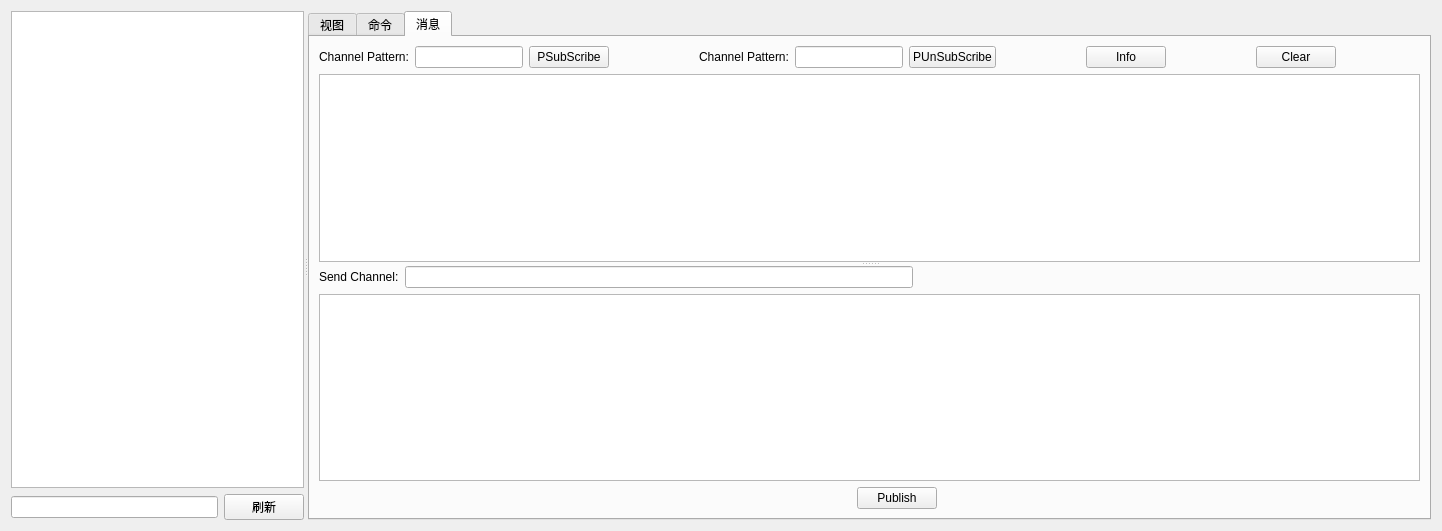
Above: src/RedisView/AppView/mainwidget.ui from cc20110101/RedisView before the change. Below: the same form after it.
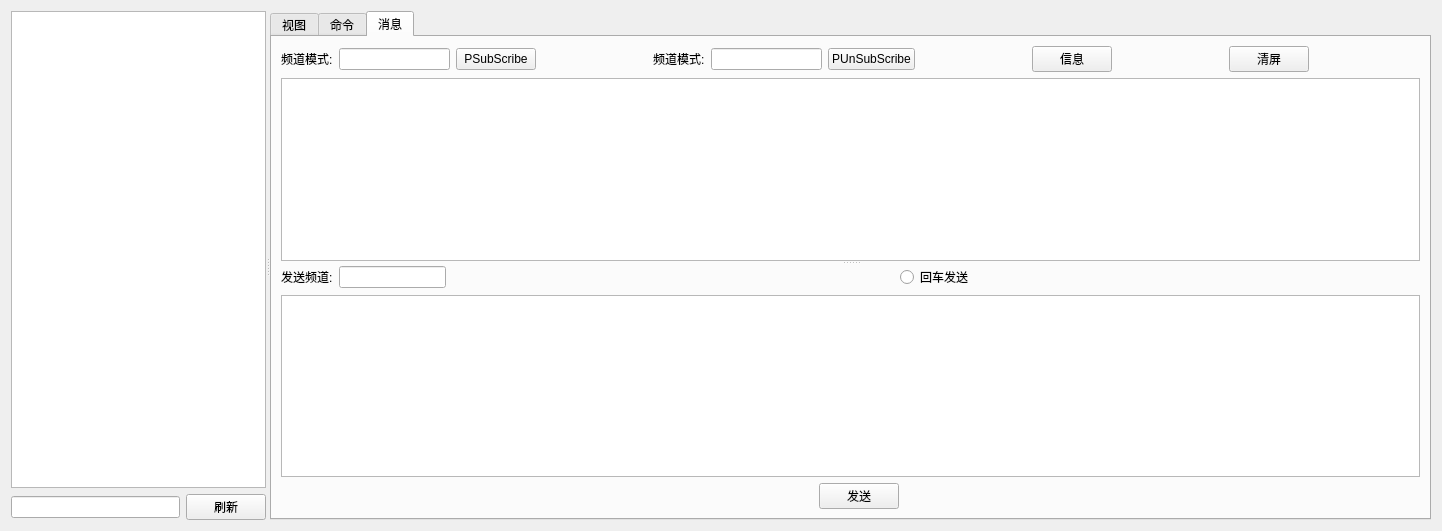
That is the form after the change. The open tabs and pages were chosen to show the change.

Diff of the .ui file:
```diff
--- a/src/RedisView/AppView/mainwidget.ui
+++ b/src/RedisView/AppView/mainwidget.ui
@@ -275,7 +275,7 @@
               <item>
                <widget class="QLabel" name="_subPatternLabel">
                 <property name="text">
-                 <string>Channel Pattern:</string>
+                 <string>频道模式:</string>
                 </property>
                </widget>
               </item>
@@ -305,7 +305,7 @@
               <item>
                <widget class="QLabel" name="_unsubPatternLabel">
                 <property name="text">
-                 <string>Channel Pattern:</string>
+                 <string>频道模式:</string>
                 </property>
                </widget>
               </item>
@@ -335,7 +335,7 @@
               <item>
                <widget class="QPushButton" name="_msgInfoButton">
                 <property name="text">
-                 <string>Info</string>
+                 <string>信息</string>
                 </property>
                </widget>
               </item>
@@ -355,7 +355,7 @@
               <item>
                <widget class="QPushButton" name="_msgClearButton">
                 <property name="text">
-                 <string>Clear</string>
+                 <string>清屏</string>
                 </property>
                </widget>
               </item>
@@ -386,7 +386,7 @@
               <item>
                <widget class="QLabel" name="_channelLabel">
                 <property name="text">
-                 <string>Send Channel:</string>
+                 <string>发送频道:</string>
                 </property>
                </widget>
               </item>
@@ -394,7 +394,27 @@
                <widget class="QLineEdit" name="_channelLineEdit"/>
               </item>
               <item>
-               <spacer name="_channelHorizontalSpacer">
+               <spacer name="_channelHorizontalSpacer2">
+                <property name="orientation">
+                 <enum>Qt::Horizontal</enum>
+                </property>
+                <property name="sizeHint" stdset="0">
+                 <size>
+                  <width>448</width>
+                  <height>20</height>
+                 </size>
+                </property>
+               </spacer>
+              </item>
+              <item>
+               <widget class="QRadioButton" name="_enterRadioButton">
+                <property name="text">
+                 <string>回车发送</string>
+                </property>
+               </widget>
+              </item>
+              <item>
+               <spacer name="_channelHorizontalSpacer1">
                 <property name="orientation">
                  <enum>Qt::Horizontal</enum>
                 </property>
@@ -428,7 +448,7 @@
                 <item>
                  <widget class="QPushButton" name="_publishButton">
                   <property name="text">
-                   <string>Publish</string>
+                   <string>发送</string>
                   </property>
                  </widget>
                 </item>
```
Left out of the diff: 6 changed lines with no effect on the pictures.
